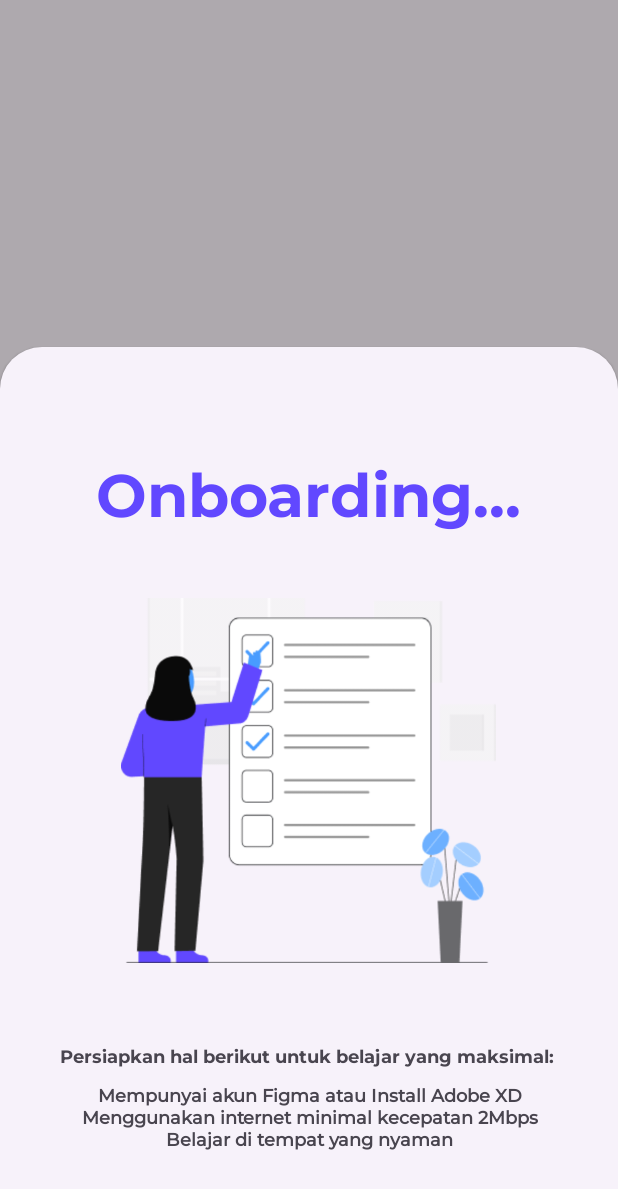
After one commit to mocharvy/Final-Project, an Android app: the fragment OnboardingBottomSheet shown on its own in the app's theme, on a phone screen of 412 x 824 dp. The commit adds this screen. Shown: the top 1189 px of the screen. Run offline under Robolectric (Android 15) with nearby library versions, the phone set to English and light mode, and no system bars.

Commit message:
add purchased and onboarding bottom sheet

```diff
--- /dev/null
+++ b/app/src/main/java/com/programmer/finalproject/ui/bottomsheet/OnboardingBottomSheet.kt
@@ -0,0 +1,28 @@
+package com.programmer.finalproject.ui.bottomsheet
+
+import android.os.Bundle
+import android.view.LayoutInflater
+import android.view.View
+import android.view.ViewGroup
+import com.google.android.material.bottomsheet.BottomSheetDialogFragment
+import com.programmer.finalproject.databinding.OnboardingBottomSheetBinding
+
+class OnboardingBottomSheet : BottomSheetDialogFragment() {
+
+    private lateinit var binding: OnboardingBottomSheetBinding
+
+
+    override fun onCreate(savedInstanceState: Bundle?) {
+        super.onCreate(savedInstanceState)
+
+    }
+
+    override fun onCreateView(
+        inflater: LayoutInflater, container: ViewGroup?,
+        savedInstanceState: Bundle?
+    ): View {
+        binding = OnboardingBottomSheetBinding.inflate(inflater, container, false)
+
+        return binding.root
+    }
+}
--- /dev/null
+++ b/app/src/main/res/layout/onboarding_bottom_sheet.xml
@@ -0,0 +1,76 @@
+<?xml version="1.0" encoding="utf-8"?>
+<androidx.constraintlayout.widget.ConstraintLayout xmlns:android="http://schemas.android.com/apk/res/android"
+    xmlns:tools="http://schemas.android.com/tools"
+    android:layout_width="match_parent"
+    android:layout_height="match_parent"
+    xmlns:app="http://schemas.android.com/apk/res-auto"
+    android:orientation="vertical"
+    android:gravity="center_horizontal"
+    tools:context=".ui.bottomsheet.OnboardingBottomSheet">
+
+    <TextView
+        android:id="@+id/title_purchased"
+        android:layout_width="wrap_content"
+        android:layout_height="wrap_content"
+        android:text="Onboarding..."
+        android:textSize="40sp"
+        android:layout_marginTop="70dp"
+        android:fontFamily="@font/montserrat_bold"
+        android:textColor="@color/dark_blue"
+        app:layout_constraintStart_toStartOf="parent"
+        app:layout_constraintEnd_toEndOf="parent"
+        app:layout_constraintTop_toTopOf="parent" />
+
+    <ImageView
+        android:id="@+id/img_purchased"
+        android:layout_width="250dp"
+        android:layout_height="250dp"
+        android:layout_marginTop="40dp"
+        android:src="@drawable/illustration_start_study"
+        app:layout_constraintEnd_toEndOf="parent"
+        app:layout_constraintHorizontal_bias="0.496"
+        app:layout_constraintStart_toStartOf="parent"
+        app:layout_constraintTop_toBottomOf="@+id/title_purchased" />
+
+    <TextView
+        android:id="@+id/subtitle_purchased"
+        android:layout_width="wrap_content"
+        android:layout_height="wrap_content"
+        android:layout_marginTop="50dp"
+        android:textSize="12sp"
+        android:text="Persiapkan hal berikut untuk belajar yang maksimal: "
+        android:fontFamily="@font/montserrat_bold"
+        app:layout_constraintTop_toBottomOf="@id/img_purchased"
+        app:layout_constraintStart_toStartOf="parent"
+        app:layout_constraintEnd_toEndOf="parent"/>
+
+    <TextView
+        android:id="@+id/subtitle_purchased2"
+        android:layout_width="wrap_content"
+        android:layout_height="wrap_content"
+        android:layout_marginTop="10dp"
+        android:textSize="12sp"
+        android:paddingLeft="40dp"
+        android:paddingRight="40dp"
+        android:textAlignment="center"
+        android:text="Mempunyai akun Figma atau Install Adobe XD Menggunakan internet minimal kecepatan 2Mbps Belajar di tempat yang nyaman"
+        android:fontFamily="@font/montserrat_medium"
+        android:textStyle="bold"
+        app:layout_constraintTop_toBottomOf="@id/subtitle_purchased"
+        app:layout_constraintStart_toStartOf="parent"
+        app:layout_constraintEnd_toEndOf="parent"/>
+
+    <com.google.android.material.button.MaterialButton
+        android:id="@+id/btn_purchased"
+        android:layout_width="300dp"
+        android:layout_height="60dp"
+        app:layout_constraintTop_toBottomOf="@id/subtitle_purchased2"
+        app:layout_constraintStart_toStartOf="parent"
+        app:layout_constraintEnd_toEndOf="parent"
+        android:layout_marginTop="70dp"
+        android:textSize="18sp"
+        android:textStyle="bold"
+        android:textColor="@color/white"
+        android:backgroundTint="@color/dark_blue"
+        android:text="Ikuti Kelas"/>
+</androidx.constraintlayout.widget.ConstraintLayout>
--- a/app/src/main/res/values/colors.xml
+++ b/app/src/main/res/values/colors.xml
@@ -15,6 +15,7 @@
     <color name="light_gray">#F2F9F9F9</color>
     <color name="medium_gray">#D1D1D1</color>
     <color name="very_light_gray">#E5E5E5</color>
+    <color name="light_blue_alt">#489CFF</color>
 
 
     // Custom Chip Style
```
Also changed, not shown: app/src/main/java/com/programmer/finalproject/ui/bottomsheet/PurchasedBottomSheet.kt (added, +36 -0 lines), app/src/main/java/com/programmer/finalproject/ui/fragment/DetailPaymentFragment.kt (+8 -1 lines), app/src/main/res/layout/purchased_bottom_sheet.xml (added, +87 -0 lines), app/src/main/res/drawable/illustration_purchased.png (added), app/src/main/res/drawable/illustration_start_study.png (added).
